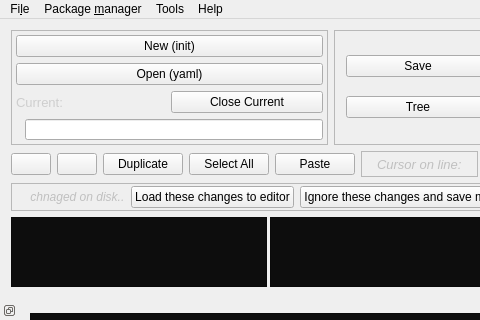
Before: the Qt Designer form snapcraft-qt/mainwindow.ui in snapcraft-gui/snapcraft-gui, drawn with Qt 5; both pictures show x 0 to 480 and y 0 to 320 of the 1347 by 543 pixel window.
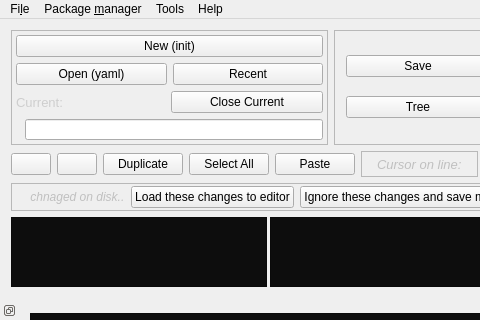
After: the same form once the commit is applied. Icons and pictures are not drawn.

Commit message: added recent project functionality and some features refinements

What changed in the file:
```diff
--- a/snapcraft-qt/mainwindow.ui
+++ b/snapcraft-qt/mainwindow.ui
@@ -77,6 +77,11 @@
           </widget>
          </item>
          <item>
+          <layout class="QHBoxLayout" name="horizontalLayout_11">
+           <property name="topMargin">
+            <number>0</number>
+           </property>
+           <item>
           <widget class="QPushButton" name="open_snap">
            <property name="text">
             <string>Open (yaml)</string>
@@ -95,6 +100,25 @@
             <string>Ctrl+O</string>
            </property>
           </widget>
+           </item>
+           <item>
+            <widget class="QPushButton" name="open_recent">
+             <property name="text">
+              <string>Recent</string>
+             </property>
+             <property name="icon">
+              <iconset resource="rc.qrc">
+               <normaloff>:/images/images/recent_small.png</normaloff>:/images/images/recent_small.png</iconset>
+             </property>
+             <property name="iconSize">
+              <size>
+               <width>13</width>
+               <height>13</height>
+              </size>
+             </property>
+            </widget>
+           </item>
+          </layout>
          </item>
          <item>
           <layout class="QHBoxLayout" name="horizontalLayout_3">
```
Lines whose indentation alone changed are shown as unchanged. The commit also changes 2 other files.
